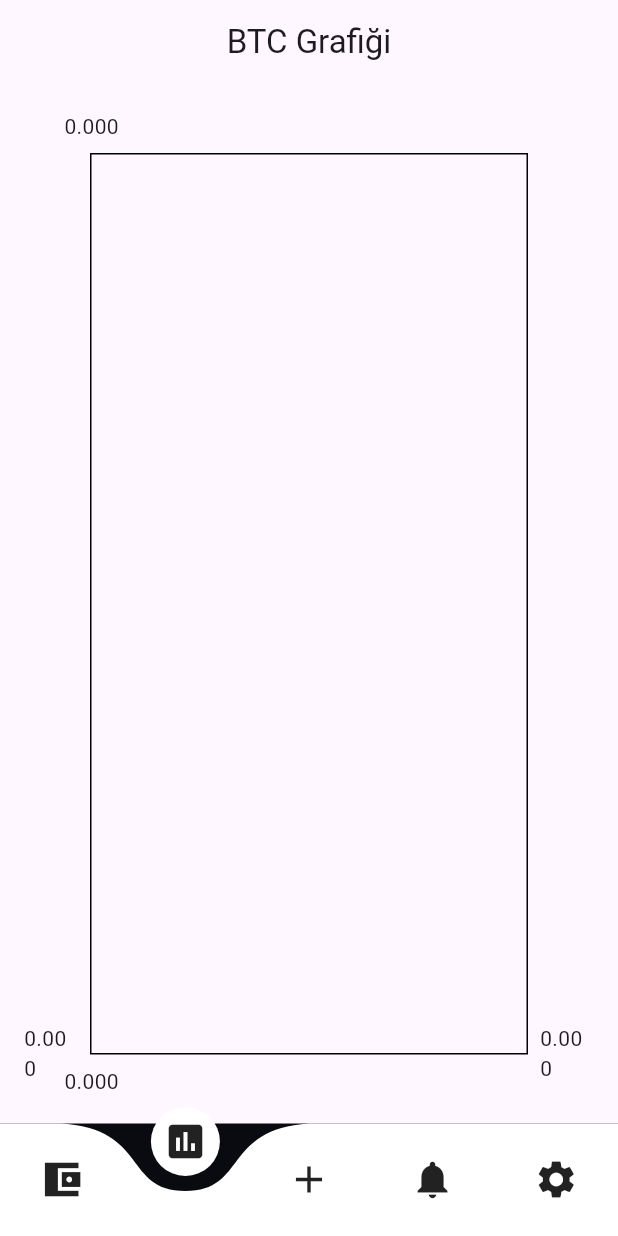
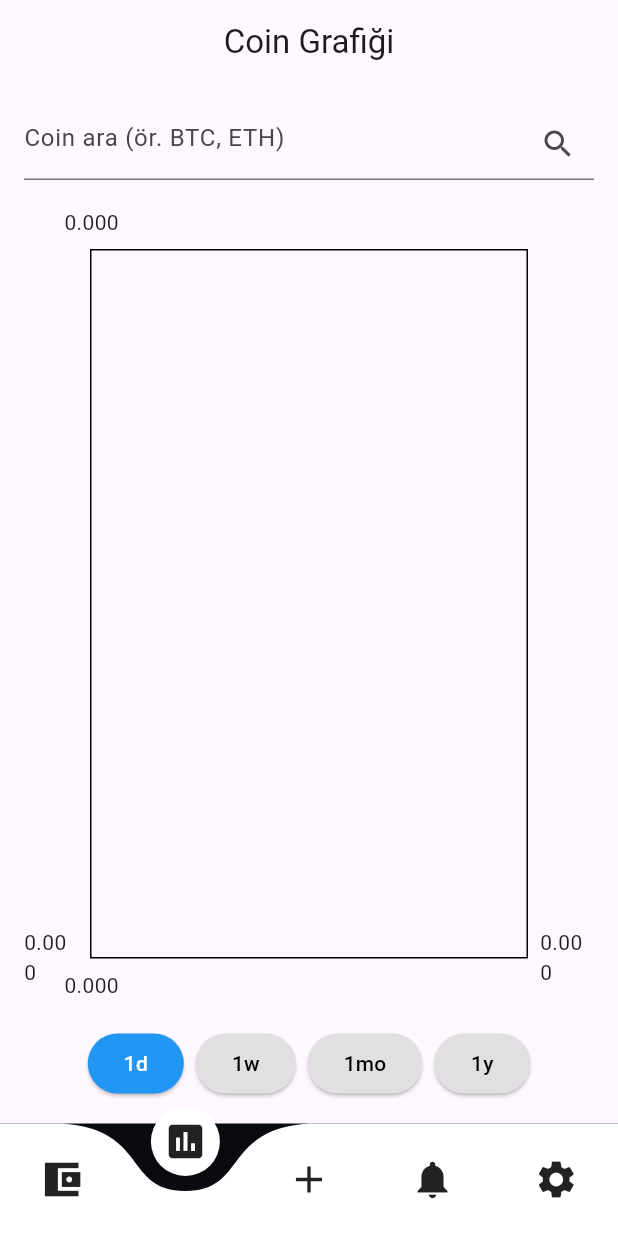
Before and after one commit to yusufaksu5341/invenstment-tracking, a Flutter app: the screen it shows after launch, item 2 of the bottom bar chosen, on a phone screen of 412 x 824 dp. Run offline on Flutter 3.47's test engine with Material 3 defaults, Android fonts, the phone set to English and light mode, and no system bars; drawn by our look-alikes of curved_navigation_bar, fl_chart; network calls fail.

Commit message:
Added search button to graph.dart

```diff
--- a/lib/graph.dart
+++ b/lib/graph.dart
@@ -1,32 +1,30 @@
+
 import 'dart:convert';
 import 'package:flutter/material.dart';
 import 'package:http/http.dart' as http;
 import 'package:fl_chart/fl_chart.dart';
 
 class Graph extends StatefulWidget {
-  final String coinSymbol;
-  final String interval;
-
-  const Graph({super.key, required this.coinSymbol, required this.interval});
+  const Graph({super.key});
 
   @override
   State<Graph> createState() => _GraphState();
 }
 
 class _GraphState extends State<Graph> {
+  String selectedCoin = 'BTC';
+  String selectedInterval = '1d';
   List<FlSpot> spots = [];
-  bool loading = true;
+  bool loading = false;
+  final TextEditingController _searchCtrl = TextEditingController();
 
-  @override
-  void initState() {
-    super.initState();
-    fetchGraphData();
-  }
+  final List<String> intervals = ['1d', '1w', '1mo', '1y'];
 
   Future<void> fetchGraphData() async {
-    final symbol = '${widget.coinSymbol.toUpperCase()}USDT';
+    setState(() => loading = true);
+    final symbol = '${selectedCoin.toUpperCase()}USDT';
     final interval = '1d';
-    int limit = switch (widget.interval) {
+    int limit = switch (selectedInterval) {
       '1d' => 1,
       '1w' => 7,
       '1mo' => 30,
@@ -50,25 +48,51 @@ class _GraphState extends State<Graph> {
         }
         setState(() {
           spots = tempSpots;
-          loading = false;
         });
       }
     } catch (_) {
+      // handle error
+    }
     setState(() => loading = false);
   }
+
+  @override
+  void initState() {
+    super.initState();
+    fetchGraphData();
   }
 
   @override
   Widget build(BuildContext context) {
     return Scaffold(
       appBar: AppBar(
-        title: Text('${widget.coinSymbol.toUpperCase()} Grafiği'),
+        title: const Text('Coin Grafiği'),
         centerTitle: true,
       ),
-      body: loading
-          ? const Center(child: CircularProgressIndicator())
-          : Padding(
+      body: Padding(
         padding: const EdgeInsets.all(16.0),
+        child: Column(
+          children: [
+            TextField(
+              controller: _searchCtrl,
+              decoration: InputDecoration(
+                hintText: 'Coin ara (ör. BTC, ETH)',
+                suffixIcon: IconButton(
+                  icon: const Icon(Icons.search),
+                  onPressed: () {
+                    setState(() {
+                      selectedCoin = _searchCtrl.text.trim().toUpperCase();
+                    });
+                    fetchGraphData();
+                  },
+                ),
+              ),
+            ),
+            const SizedBox(height: 16),
+            if (loading)
+              const CircularProgressIndicator()
+            else
+              Expanded(
                 child: LineChart(
                   LineChartData(
                     titlesData: FlTitlesData(show: true),
@@ -77,8 +101,7 @@ class _GraphState extends State<Graph> {
                       LineChartBarData(
                         spots: spots,
                         isCurved: true,
-                      color: const Color.fromARGB(255, 128, 33, 243),
-
+                        color: Colors.blue,
                         barWidth: 2,
                         dotData: FlDotData(show: false),
                       ),
@@ -86,6 +109,27 @@ class _GraphState extends State<Graph> {
                   ),
                 ),
               ),
+            const SizedBox(height: 16),
+            Wrap(
+              spacing: 8,
+              children: intervals.map((interval) {
+                final isSelected = interval == selectedInterval;
+                return ElevatedButton(
+                  style: ElevatedButton.styleFrom(
+                    backgroundColor: isSelected ? Colors.blue : Colors.grey[300],
+                    foregroundColor: isSelected ? Colors.white : Colors.black,
+                  ),
+                  onPressed: () {
+                    setState(() => selectedInterval = interval);
+                    fetchGraphData();
+                  },
+                  child: Text(interval),
+                );
+              }).toList(),
+            ),
+          ],
+        ),
+      ),
     );
   }
 }
--- a/lib/main.dart
+++ b/lib/main.dart
@@ -22,7 +22,7 @@ class MainApp extends StatefulWidget {
 
 final List<Widget> pages = [
   WalletPage(yatirimlar: globalYatirimlar),
-  const Graph(coinSymbol: 'BTC', interval: '1y'),
+  const Graph(),
   const Add(),
   const Notifications(),
   const Settings(),
```
Lines whose indentation alone changed are shown as unchanged.
